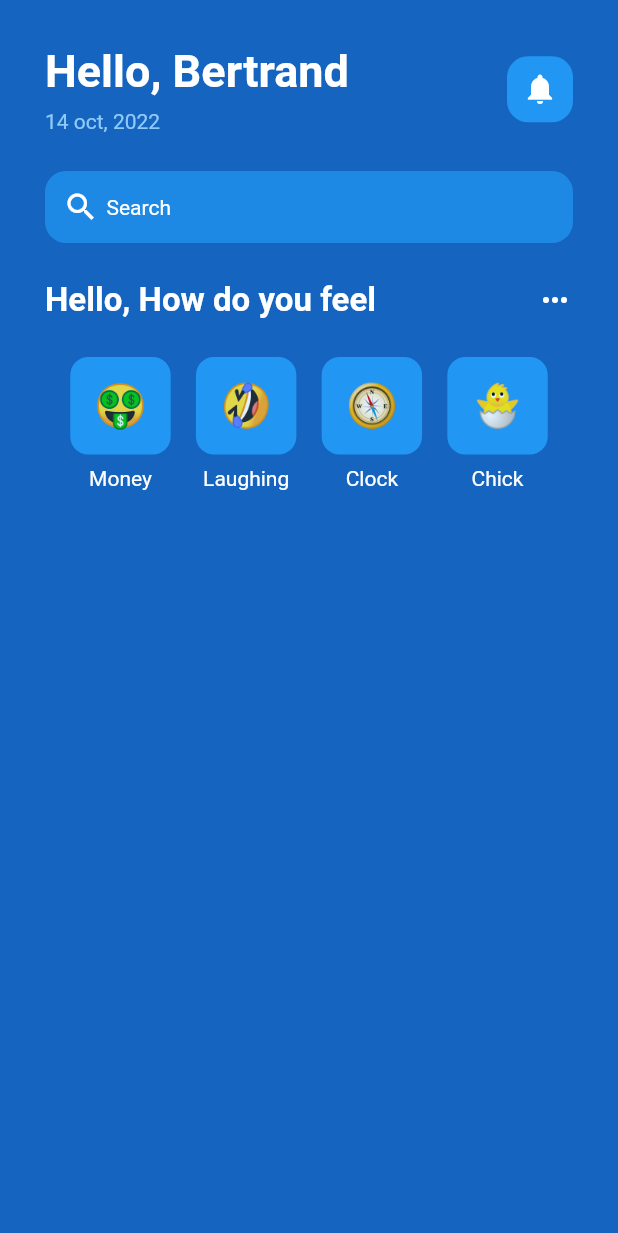
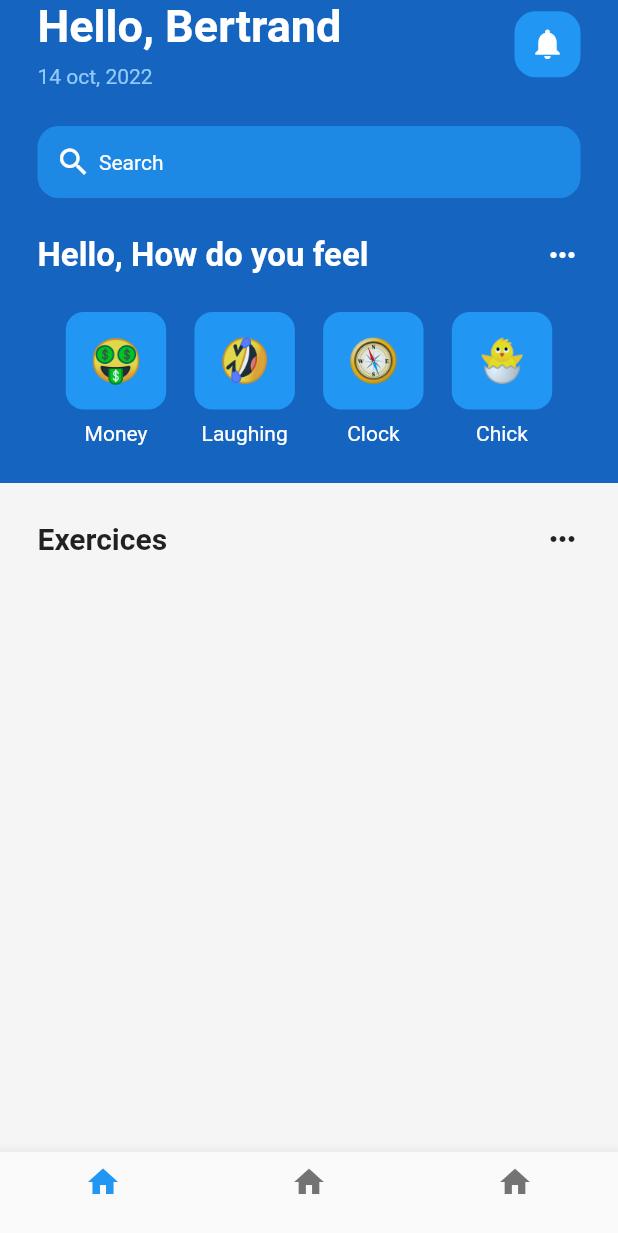
Before and after one commit to Variant13/DesigneApp, a Flutter app: the screen it shows after launch, on a phone screen of 412 x 824 dp. Shown: the top 1233 px of the screen. Run offline on Flutter 3.47's test engine with Material 2 defaults, Android fonts, the phone set to English and light mode, and no system bars.

Commit message:
end of title en radius exercices

```diff
--- a/lib/pages/home_page.dart
+++ b/lib/pages/home_page.dart
@@ -15,12 +15,23 @@ class _HomePageState extends State<HomePage> {
   Widget build(BuildContext context) {
     return Scaffold(
       backgroundColor: Colors.blue[800],
+      // ignore: prefer_const_literals_to_create_immutables
+      bottomNavigationBar: BottomNavigationBar(
+        items: [
+          BottomNavigationBarItem(icon: Icon(Icons.home), label: ''),
+          BottomNavigationBarItem(icon: Icon(Icons.home), label: ''),
+          BottomNavigationBarItem(icon: Icon(Icons.home), label: ''),
+        ],
+      ),
       body: SafeArea(
-        child: Padding(
-          padding: const EdgeInsets.all(30.0),
-          child: Column(children: [
-            // ignore: prefer_const_literals_to_create_immutables
-            Row(
+        child: Column(
+          children: [
+          // ignore: prefer_const_literals_to_create_immutables
+          Padding(
+            padding: const EdgeInsets.symmetric(horizontal:25.0),
+            child: Column(
+              children: [
+                Row(
               mainAxisAlignment: MainAxisAlignment.spaceBetween,
               // ignore: prefer_const_literals_to_create_immutables
               children: [
@@ -142,7 +153,6 @@ class _HomePageState extends State<HomePage> {
                     ),
                   ],
                 ),
-
                 Column(
                   // ignore: prefer_const_literals_to_create_immutables
                   children: [
@@ -177,7 +187,6 @@ class _HomePageState extends State<HomePage> {
                     ),
                   ],
                 ),
-
                 Column(
                   // ignore: prefer_const_literals_to_create_immutables
                   children: [
@@ -196,8 +205,39 @@ class _HomePageState extends State<HomePage> {
                   ],
                 ),
               ],
-            )
-          ]),
+            ),
+              ]
+            ),
+          ),
+          SizedBox(
+            height: 25,
+          ),
+
+          Expanded(
+            child: Container(
+              padding: EdgeInsets.all(25),
+              color: Colors.grey[100],
+              child: Center(
+                child: Column(
+                  children:[
+                  Row(
+                    mainAxisAlignment: MainAxisAlignment.spaceBetween,
+                    children: [
+                      Text('Exercices',
+                      style: TextStyle(
+                        fontWeight: FontWeight.bold,
+                        fontSize: 20,
+                      ),
+                      ),
+                      Icon(Icons.more_horiz),
+                    ],
+                  ),
+                ],
+            ),
+              ),
+          ),
+        )
+        ],
         ),
       ),
     );
```
